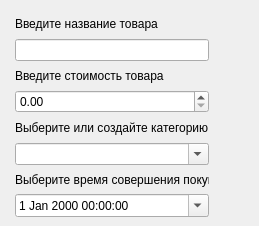
Qt form gui/ui/add_purchase_form.ui (staffeev/itmo_prog_hw) before a commit.
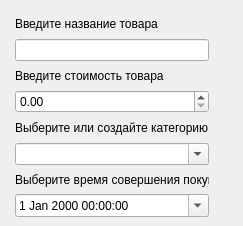
The same form after that commit.

```diff
--- a/gui/ui/add_purchase_form.ui
+++ b/gui/ui/add_purchase_form.ui
@@ -6,7 +6,7 @@
    <rect>
     <x>0</x>
     <y>0</y>
-    <width>259</width>
+    <width>243</width>
     <height>226</height>
    </rect>
   </property>
```
